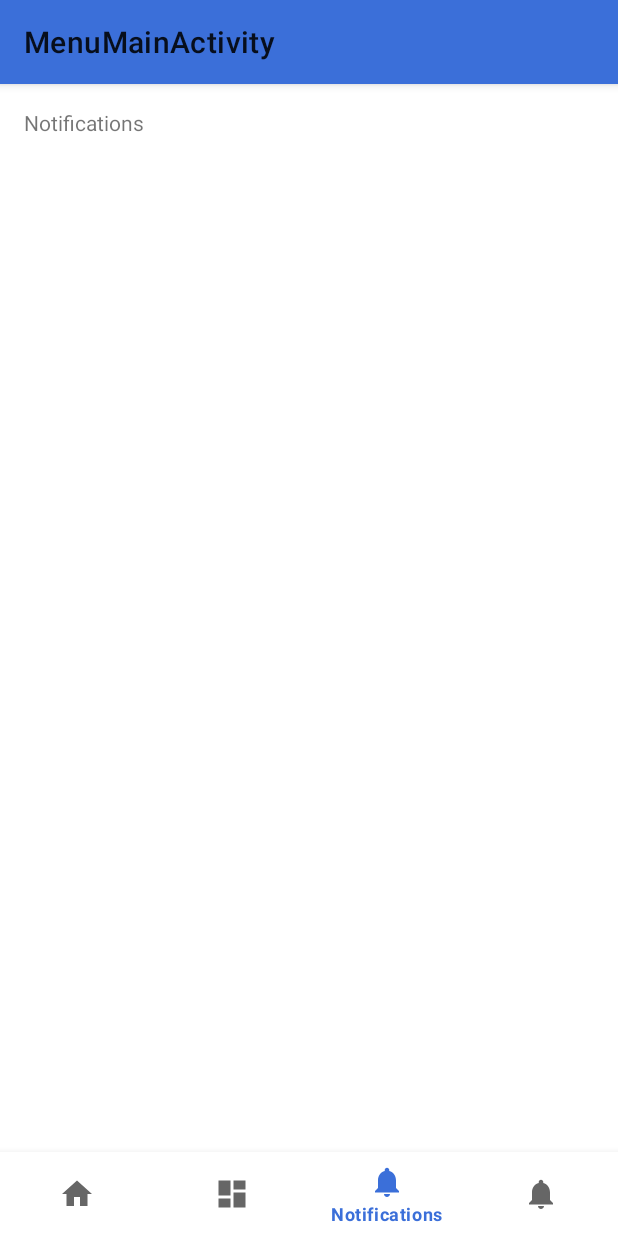
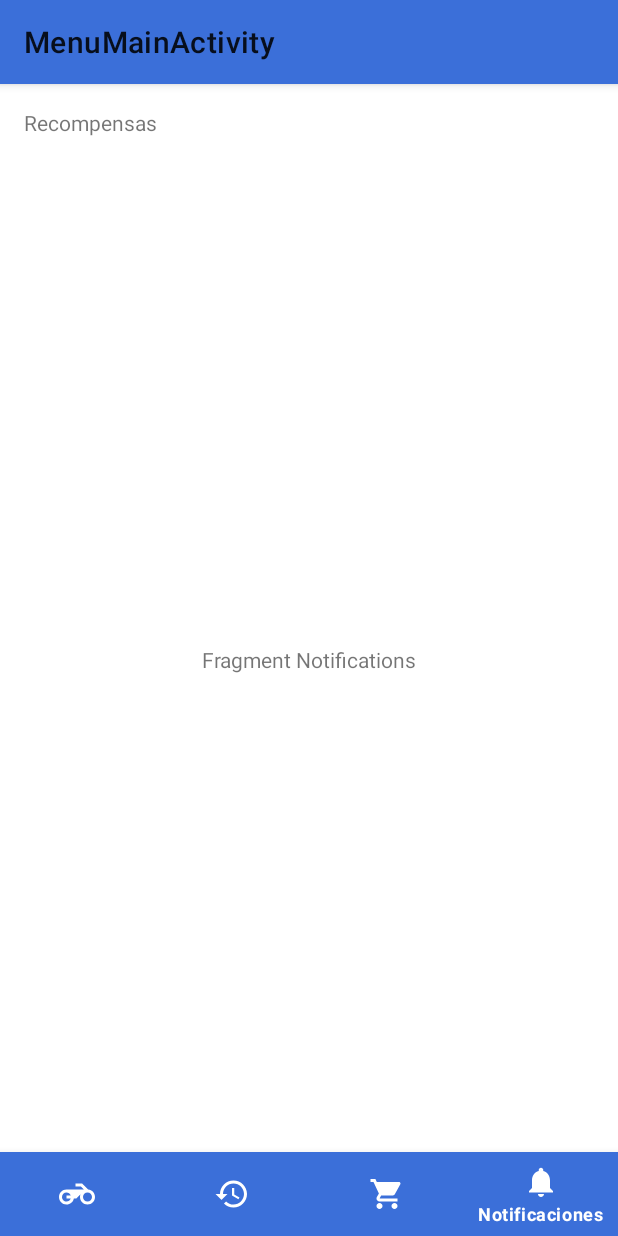
Before and after one commit to jesersu/BiciKm, an Android app: the MenuMainActivity screen opened directly, with no data from a screen before it, item 4 of the bottom bar chosen, on a phone screen of 412 x 824 dp. Run offline under Robolectric (Android 15) with nearby library versions, the phone set to English and light mode, and no system bars.

Commit message:
Creating fragments for every menu item

```diff
--- a/app/build.gradle
+++ b/app/build.gradle
@@ -24,6 +24,7 @@ dependencies {
     implementation 'androidx.appcompat:appcompat:1.0.0'
     implementation 'androidx.constraintlayout:constraintlayout:1.1.3'
     implementation 'androidx.vectordrawable:vectordrawable:1.0.1'
+    implementation 'androidx.legacy:legacy-support-v4:1.0.0'
     testImplementation 'junit:junit:4.12'
     androidTestImplementation 'androidx.test:runner:1.1.0'
     androidTestImplementation 'androidx.test.espresso:espresso-core:3.1.0'
--- a/app/src/main/AndroidManifest.xml
+++ b/app/src/main/AndroidManifest.xml
@@ -11,7 +11,7 @@
         android:theme="@style/AppTheme">
         <activity
             android:name=".MenuMainActivity"
-            android:label="@string/title_activity_menu_main"></activity>
+            android:label="@string/title_activity_menu_main" />
         <activity android:name=".MainActivity">
             <intent-filter>
                 <action android:name="android.intent.action.MAIN" />
--- a/app/src/main/java/idnp/app/bicikm/MenuMainActivity.java
+++ b/app/src/main/java/idnp/app/bicikm/MenuMainActivity.java
@@ -1,16 +1,23 @@
 package idnp.app.bicikm;
 
+import android.net.Uri;
 import android.os.Bundle;
 
 import com.google.android.material.bottomnavigation.BottomNavigationView;
 
 import androidx.appcompat.app.AppCompatActivity;
 import androidx.annotation.NonNull;
+import androidx.fragment.app.Fragment;
+import androidx.fragment.app.FragmentTransaction;
 
 import android.view.MenuItem;
 import android.widget.TextView;
 
-public class MenuMainActivity extends AppCompatActivity {
+public class MenuMainActivity extends AppCompatActivity implements
+        HomeFragment.OnFragmentInteractionListener,
+        HistorialFragment.OnFragmentInteractionListener,
+        RecompensasFragment.OnFragmentInteractionListener,
+        NotificationsFragment.OnFragmentInteractionListener{
     private TextView mTextMessage;
 
     private BottomNavigationView.OnNavigationItemSelectedListener mOnNavigationItemSelectedListener
@@ -21,18 +28,33 @@ public class MenuMainActivity extends AppCompatActivity {
             switch (item.getItemId()) {
                 case R.id.navigation_home:
                     mTextMessage.setText(R.string.title_home);
+                    HomeFragment homeFragment = new HomeFragment();
+                    openFragment(homeFragment);
                     return true;
-                case R.id.navigation_dashboard:
-                    mTextMessage.setText(R.string.title_dashboard);
+                case R.id.navigation_historial:
+                    mTextMessage.setText(R.string.title_historial);
+                    HistorialFragment historialFragment = new HistorialFragment();
+                    openFragment(historialFragment);
                     return true;
-                case R.id.navigation_notifications:
-                    mTextMessage.setText(R.string.title_notifications);
+                case R.id.navigation_recompensas:
+                    mTextMessage.setText(R.string.title_recompensas);
+                    RecompensasFragment recompensasFragment = new RecompensasFragment();
+                    openFragment(recompensasFragment);
+                    return true;
+                case R.id.navigation_notificaciones:
+                    mTextMessage.setText(R.string.title_recompensas);
+                    NotificationsFragment notificationsFragment = new NotificationsFragment();
+                    openFragment(notificationsFragment);
                     return true;
             }
             return false;
         }
     };
-
+    private void openFragment(Fragment fragment) {
+        FragmentTransaction ft = getSupportFragmentManager().beginTransaction();
+        ft.replace(R.id.container, fragment);
+        ft.commit();
+    }
     @Override
     protected void onCreate(Bundle savedInstanceState) {
         super.onCreate(savedInstanceState);
@@ -42,4 +64,8 @@ public class MenuMainActivity extends AppCompatActivity {
         navView.setOnNavigationItemSelectedListener(mOnNavigationItemSelectedListener);
     }
 
+    @Override
+    public void onFragmentInteraction(Uri uri) {
+
+    }
 }
--- /dev/null
+++ b/app/src/main/java/idnp/app/bicikm/NotificationsFragment.java
@@ -0,0 +1,110 @@
+package idnp.app.bicikm;
+
+import android.content.Context;
+import android.net.Uri;
+import android.os.Bundle;
+
+import androidx.fragment.app.Fragment;
+
+import android.view.LayoutInflater;
+import android.view.View;
+import android.view.ViewGroup;
+
+
+/**
+ * A simple {@link Fragment} subclass.
+ * Activities that contain this fragment must implement the
+ * {@link NotificationsFragment.OnFragmentInteractionListener} interface
+ * to handle interaction events.
+ * Use the {@link NotificationsFragment#newInstance} factory method to
+ * create an instance of this fragment.
+ */
+public class NotificationsFragment extends Fragment {
+    // TODO: Rename parameter arguments, choose names that match
+    // the fragment initialization parameters, e.g. ARG_ITEM_NUMBER
+    private static final String ARG_PARAM1 = "param1";
+    private static final String ARG_PARAM2 = "param2";
+
+    // TODO: Rename and change types of parameters
+    private String mParam1;
+    private String mParam2;
+
+    private OnFragmentInteractionListener mListener;
+
+    public NotificationsFragment() {
+        // Required empty public constructor
+    }
+
+    /**
+     * Use this factory method to create a new instance of
+     * this fragment using the provided parameters.
+     *
+     * @param param1 Parameter 1.
+     * @param param2 Parameter 2.
+     * @return A new instance of fragment NotificationsFragment.
+     */
+    // TODO: Rename and change types and number of parameters
+    public static NotificationsFragment newInstance(String param1, String param2) {
+        NotificationsFragment fragment = new NotificationsFragment();
+        Bundle args = new Bundle();
+        args.putString(ARG_PARAM1, param1);
+        args.putString(ARG_PARAM2, param2);
+        fragment.setArguments(args);
+        return fragment;
+    }
+
+    @Override
+    public void onCreate(Bundle savedInstanceState) {
+        super.onCreate(savedInstanceState);
+        if (getArguments() != null) {
+            mParam1 = getArguments().getString(ARG_PARAM1);
+            mParam2 = getArguments().getString(ARG_PARAM2);
+        }
+    }
+
+    @Override
+    public View onCreateView(LayoutInflater inflater, ViewGroup container,
+                             Bundle savedInstanceState) {
+        // Inflate the layout for this fragment
+        return inflater.inflate(R.layout.fragment_notifications, container, false);
+    }
+
+    // TODO: Rename method, update argument and hook method into UI event
+    public void onButtonPressed(Uri uri) {
+        if (mListener != null) {
+            mListener.onFragmentInteraction(uri);
+        }
+    }
+
+    @Override
+    public void onAttach(Context context) {
+        super.onAttach(context);
+        if (context instanceof OnFragmentInteractionListener) {
+            mListener = (OnFragmentInteractionListener) context;
+        } else {
+            throw new RuntimeException(context.toString()
+                    + " must implement OnFragmentInteractionListener");
+        }
+    }
+
+    @Override
+    public void onDetach() {
+        super.onDetach();
+        mListener = null;
+    }
+
+    /**
+     * This interface must be implemented by activities that contain this
+     * fragment to allow an interaction in this fragment to be communicated
+     * to the activity and potentially other fragments contained in that
+     * activity.
+     * <p>
+     * See the Android Training lesson <a href=
+     * "http://developer.android.com/training/basics/fragments/communicating.html"
+     * >Communicating with Other Fragments</a> for more information.
+     */
+    public interface OnFragmentInteractionListener {
+        // TODO: Update argument type and name
+        void onFragmentInteraction(Uri uri);
+    }
+}
--- /dev/null
+++ b/app/src/main/res/drawable/ic_add_shopping_cart_black_24dp.xml
@@ -0,0 +1,9 @@
+<vector xmlns:android="http://schemas.android.com/apk/res/android"
+    android:width="24dp"
+    android:height="24dp"
+    android:viewportWidth="24.0"
+    android:viewportHeight="24.0">
+    <path
+        android:fillColor="#FF000000"
+        android:pathData="M7,18c-1.1,0 -1.99,0.9 -1.99,2S5.9,22 7,22s2,-0.9 2,-2 -0.9,-2 -2,-2zM1,2v2h2l3.6,7.59 -1.35,2.45c-0.16,0.28 -0.25,0.61 -0.25,0.96 0,1.1 0.9,2 2,2h12v-2L7.42,15c-0.14,0 -0.25,-0.11 -0.25,-0.25l0.03,-0.12 0.9,-1.63h7.45c0.75,0 1.41,-0.41 1.75,-1.03l3.58,-6.49c0.08,-0.14 0.12,-0.31 0.12,-0.48 0,-0.55 -0.45,-1 -1,-1L5.21,4l-0.94,-2L1,2zM17,18c-1.1,0 -1.99,0.9 -1.99,2s0.89,2 1.99,2 2,-0.9 2,-2 -0.9,-2 -2,-2z" />
+</vector>
--- a/app/src/main/res/drawable/ic_dashboard_black_24dp.xml
+++ b/app/src/main/res/drawable/ic_dashboard_black_24dp.xml
@@ -5,5 +5,5 @@
     android:viewportHeight="24.0">
     <path
         android:fillColor="#FF000000"
-        android:pathData="M3,13h8L11,3L3,3v10zM3,21h8v-6L3,15v6zM13,21h8L21,11h-8v10zM13,3v6h8L21,3h-8z" />
+        android:pathData="M13,3c-4.97,0 -9,4.03 -9,9L1,12l3.89,3.89 0.07,0.14L9,12L6,12c0,-3.87 3.13,-7 7,-7s7,3.13 7,7 -3.13,7 -7,7c-1.93,0 -3.68,-0.79 -4.94,-2.06l-1.42,1.42C8.27,19.99 10.51,21 13,21c4.97,0 9,-4.03 9,-9s-4.03,-9 -9,-9zM12,8v5l4.28,2.54 0.72,-1.21 -3.5,-2.08L13.5,8L12,8z" />
 </vector>
--- a/app/src/main/res/drawable/ic_home_black_24dp.xml
+++ b/app/src/main/res/drawable/ic_home_black_24dp.xml
@@ -5,5 +5,5 @@
     android:viewportHeight="24.0">
     <path
         android:fillColor="#FF000000"
-        android:pathData="M10,20v-6h4v6h5v-8h3L12,3 2,12h3v8z" />
+        android:pathData="M19.44,9.03L15.41,5H11v2h3.59l2,2H5c-2.8,0 -5,2.2 -5,5s2.2,5 5,5c2.46,0 4.45,-1.69 4.9,-4h1.65l2.77,-2.77c-0.21,0.54 -0.32,1.14 -0.32,1.77 0,2.8 2.2,5 5,5s5,-2.2 5,-5c0,-2.65 -1.97,-4.77 -4.56,-4.97zM7.82,15C7.4,16.15 6.28,17 5,17c-1.63,0 -3,-1.37 -3,-3s1.37,-3 3,-3c1.28,0 2.4,0.85 2.82,2H5v2h2.82zM19,17c-1.66,0 -3,-1.34 -3,-3s1.34,-3 3,-3 3,1.34 3,3 -1.34,3 -3,3z" />
 </vector>
--- a/app/src/main/res/layout/activity_menu_main.xml
+++ b/app/src/main/res/layout/activity_menu_main.xml
@@ -1,10 +1,10 @@
 <?xml version="1.0" encoding="utf-8"?>
-<androidx.constraintlayout.widget.ConstraintLayout xmlns:android="http://schemas.android.com/apk/res/android"
+<FrameLayout xmlns:android="http://schemas.android.com/apk/res/android"
+    android:id="@+id/container"
     xmlns:app="http://schemas.android.com/apk/res-auto"
-    xmlns:tools="http://schemas.android.com/tools"
-    android:id="@+id/container"
     android:layout_width="match_parent"
     android:layout_height="match_parent"
+    xmlns:tools="http://schemas.android.com/tools"
     tools:context=".MenuMainActivity">
 
     <TextView
@@ -19,15 +19,12 @@
         app:layout_constraintTop_toTopOf="parent" />
 
     <com.google.android.material.bottomnavigation.BottomNavigationView
-        android:id="@+id/nav_view"
-        android:layout_width="0dp"
+        style="@style/Widget.MaterialComponents.BottomNavigationView"        android:id="@+id/nav_view"
+        android:layout_width="match_parent"
         android:layout_height="wrap_content"
-        android:layout_marginStart="0dp"
-        android:layout_marginEnd="0dp"
-        android:background="?android:attr/windowBackground"
-        app:layout_constraintBottom_toBottomOf="parent"
-        app:layout_constraintLeft_toLeftOf="parent"
-        app:layout_constraintRight_toRightOf="parent"
+        android:layout_gravity="bottom"
+        android:background="@color/colorPrimary"
+        app:itemIconTint="?android:attr/windowBackground"
+        app:itemTextColor="?android:attr/windowBackground"
         app:menu="@menu/bottom_nav_menu" />
-
-</androidx.constraintlayout.widget.ConstraintLayout>
+</FrameLayout>
--- /dev/null
+++ b/app/src/main/res/layout/fragment_notifications.xml
@@ -0,0 +1,13 @@
+<?xml version="1.0" encoding="utf-8"?>
+<LinearLayout xmlns:android="http://schemas.android.com/apk/res/android"
+    android:layout_width="match_parent"
+    android:layout_height="match_parent"
+    android:orientation="vertical">
+
+    <TextView
+        android:layout_width="match_parent"
+        android:layout_height="match_parent"
+        android:text="Fragment Notifications"
+        android:gravity="center_vertical|center_horizontal"/>
+
+</LinearLayout>
--- a/app/src/main/res/menu/bottom_nav_menu.xml
+++ b/app/src/main/res/menu/bottom_nav_menu.xml
@@ -7,17 +7,17 @@
         android:title="@string/title_home" />
 
     <item
-        android:id="@+id/navigation_dashboard"
+        android:id="@+id/navigation_historial"
         android:icon="@drawable/ic_dashboard_black_24dp"
-        android:title="@string/title_dashboard" />
+        android:title="@string/title_historial" />
 
     <item
-        android:id="@+id/navigation_notifications"
+        android:id="@+id/navigation_recompensas"
+        android:icon="@drawable/ic_add_shopping_cart_black_24dp"
+        android:title="@string/title_recompensas" />
+    <item
+        android:id="@+id/navigation_notificaciones"
         android:icon="@drawable/ic_notifications_black_24dp"
-        android:title="@string/title_notifications" />
-    <item
-        android:id="@+id/navigation_nuevo"
-        android:icon="@drawable/ic_notifications_black_24dp"
-        android:title="@string/title_notifications" />
+        android:title="@string/title_notificaciones" />
 
 </menu>
--- a/app/src/main/res/values/colors.xml
+++ b/app/src/main/res/values/colors.xml
@@ -1,6 +1,6 @@
 <?xml version="1.0" encoding="utf-8"?>
 <resources>
     <color name="colorPrimary">#3B6FD9</color>
-    <color name="colorPrimaryDark">#F29F05</color>
+    <color name="colorPrimaryDark">#4183D9</color>
     <color name="colorAccent">#592B02</color>
 </resources>
--- a/app/src/main/res/values/dimens.xml
+++ b/app/src/main/res/values/dimens.xml
@@ -2,4 +2,5 @@
     <!-- Default screen margins, per the Android Design guidelines. -->
     <dimen name="activity_horizontal_margin">16dp</dimen>
     <dimen name="activity_vertical_margin">16dp</dimen>
+    <dimen name="fab_margin">16dp</dimen>
 </resources>
--- a/app/src/main/res/values/strings.xml
+++ b/app/src/main/res/values/strings.xml
@@ -2,6 +2,11 @@
     <string name="app_name">BiciKM</string>
     <string name="title_activity_menu_main">MenuMainActivity</string>
     <string name="title_home">Iniciar Ruta</string>
-    <string name="title_dashboard">Consultar Ruta</string>
-    <string name="title_notifications">Notifications</string>
+    <string name="title_historial">Historial</string>
+    <string name="title_recompensas">Recompensas</string>
+    <string name="title_notificaciones">Notificaciones</string>
+    <string name="title_activity_notifications">NotificationsActivity</string>
+
+    <!-- TODO: Remove or change this placeholder text -->
+    <string name="hello_blank_fragment">Hello blank fragment</string>
 </resources>
```
Also changed, not shown: app/src/main/java/idnp/app/bicikm/HistorialFragment.java (added, +110 -0 lines), app/src/main/java/idnp/app/bicikm/HomeFragment.java (added, +110 -0 lines), app/src/main/java/idnp/app/bicikm/RecompensasFragment.java (added, +110 -0 lines), app/src/main/res/layout/fragment_historial.xml (added, +13 -0 lines), app/src/main/res/layout/fragment_home.xml (added, +13 -0 lines), app/src/main/res/layout/fragment_recompensas.xml (added, +13 -0 lines), app/src/main/res/values/styles.xml (+9 -0 lines).
